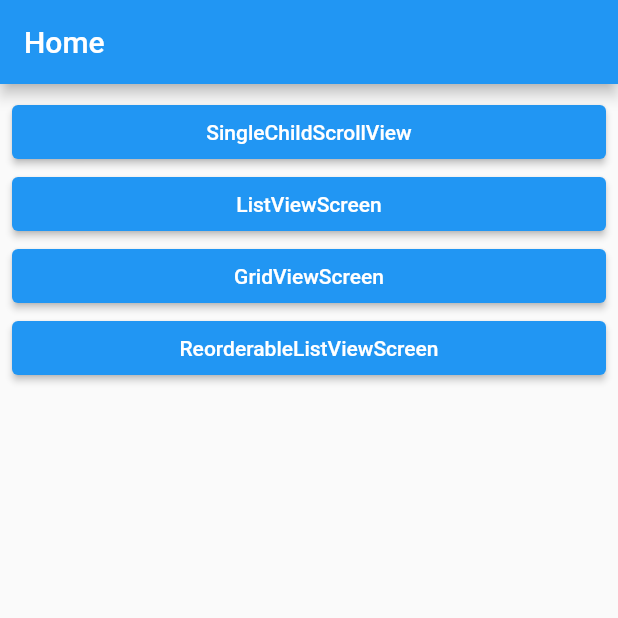
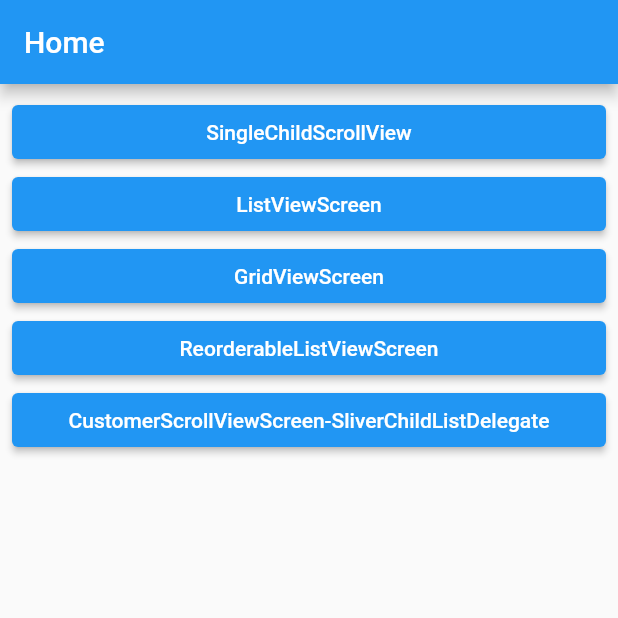
Before and after one commit to nzwgkim/scrollableWidgets, a Flutter app: the screen it shows after launch, on a phone screen of 412 x 824 dp, the top half of it. Run offline on Flutter 3.47's test engine with Material 2 defaults, Android fonts, the phone set to English and light mode, and no system bars.

Commit message:
CustomerScrollViewScreen-SliverList

```diff
--- a/lib/screen/home_screen.dart
+++ b/lib/screen/home_screen.dart
@@ -1,5 +1,6 @@
 import 'package:flutter/material.dart';
 import 'package:scrollable_widgets/layout/main_layout.dart';
+import 'package:scrollable_widgets/screen/custome_scroll_view_screen.dart';
 import 'package:scrollable_widgets/screen/grid_view_screen.dart';
 import 'package:scrollable_widgets/screen/listview_screen.dart';
 import 'package:scrollable_widgets/screen/reoderable_listview.dart';
@@ -49,6 +50,15 @@ class HomeScreen extends StatelessWidget {
                         ),
                       ),
                   child: const Text('ReorderableListViewScreen')),
+              ElevatedButton(
+                  onPressed: () => Navigator.of(context).push(
+                        MaterialPageRoute<void>(
+                          builder: (BuildContext context) =>
+                              CustomerScrollViewScreen(),
+                        ),
+                      ),
+                  child: const Text(
+                      'CustomerScrollViewScreen-SliverChildListDelegate')),
             ],
           ),
         ));
```
Also changed, not shown: lib/screen/custome_scroll_view_screen.dart (added, +32 -0 lines).
